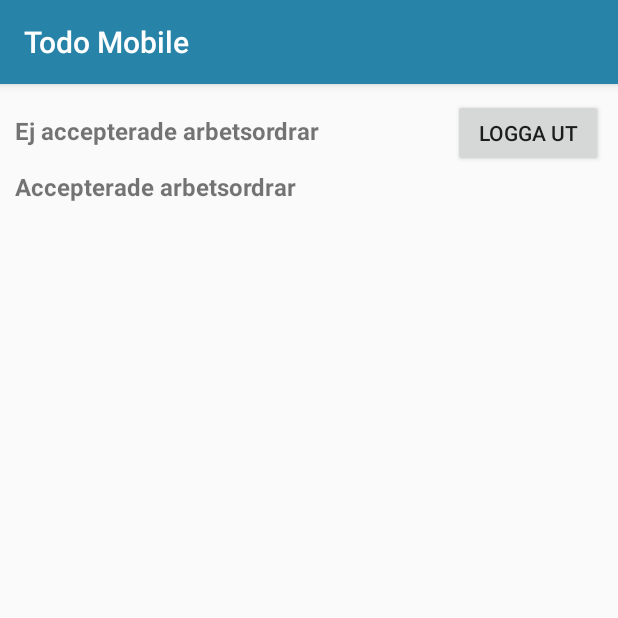
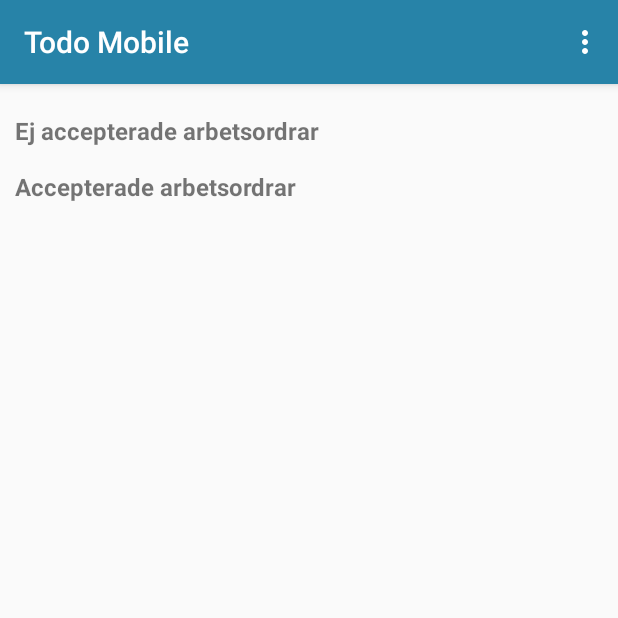
Before and after one commit to HeSingh93/todo-mobileapp, an Android app: the OrderList screen opened directly, with no data from a screen before it, on a phone screen of 412 x 824 dp, the top half of it. Run offline under Robolectric (Android 15) with nearby library versions, the phone set to English and light mode, and no system bars; 3 statements that could not run were skipped.

Commit message:
Create menu with item to log out

```diff
--- a/app/src/main/java/com/example/todomobile/OrderList.java
+++ b/app/src/main/java/com/example/todomobile/OrderList.java
@@ -1,16 +1,21 @@
 package com.example.todomobile;
 
+import androidx.annotation.NonNull;
 import androidx.appcompat.app.AppCompatActivity;
 
 import android.app.Activity;
 import android.content.Intent;
 import android.os.Bundle;
+import android.view.Menu;
+import android.view.MenuInflater;
+import android.view.MenuItem;
 import android.view.View;
 import android.widget.Adapter;
 import android.widget.AdapterView;
 import android.widget.Button;
 import android.widget.ListView;
 import android.widget.TextView;
+import android.widget.Toast;
 
 import com.example.todomobile.models.Employee;
 import com.example.todomobile.models.WorkOrder;
@@ -26,8 +31,6 @@ public class OrderList extends ToDoActivity {
     private ArrayList<WorkOrder> orderListNotAccepted;
     private ArrayList<WorkOrder> orderListAccepted;
 
-    private Button buttonLogOut;
-
     @Override
     protected void onCreate(final Bundle savedInstanceState) {
         super.onCreate(savedInstanceState);
@@ -36,15 +39,6 @@ public class OrderList extends ToDoActivity {
         final Intent intent = getIntent();
         intent.setExtrasClassLoader(WorkOrder.class.getClassLoader());
         orderlistActiveEmployee = intent.getParcelableArrayListExtra(WORKORDER_LIST_MESSAGE);
-
-        buttonLogOut = findViewById(R.id.buttonOrderlistLogout);
-        buttonLogOut.setOnClickListener(new View.OnClickListener() {
-            @Override
-            public void onClick(View v) {
-                startActivity(new Intent(OrderList.this, Login.class));
-
-            }
-        });
 
         orderListAccepted = new ArrayList<>();
         orderListNotAccepted = new ArrayList<>();
@@ -100,4 +94,21 @@ public class OrderList extends ToDoActivity {
             }
         });
     }
+
+    @Override
+    public boolean onCreateOptionsMenu(Menu menu) {
+        MenuInflater inflater = getMenuInflater();
+        inflater.inflate(R.menu.app_menu, menu);
+
+        return true;
+    }
+
+    @Override
+    public boolean onOptionsItemSelected(@NonNull MenuItem item) {
+        switch (item.getItemId()) {
+            case R.id.logout:
+                startActivity(new Intent(OrderList.this, Login.class));
+        }
+        return super.onOptionsItemSelected(item);
+    }
 }
--- a/app/src/main/res/layout/activity_order_list.xml
+++ b/app/src/main/res/layout/activity_order_list.xml
@@ -5,17 +5,6 @@
     android:layout_width="match_parent"
     android:layout_height="match_parent"
     tools:context=".OrderList" >
-
-    <Button
-        android:id="@+id/buttonOrderlistLogout"
-        android:layout_width="100dp"
-        android:layout_height="45dp"
-        android:layout_marginTop="10dp"
-        android:layout_gravity="right"
-        android:layout_marginRight="10dp"
-        android:text="Logga ut"
-        app:layout_constraintEnd_toEndOf="parent"
-        app:layout_constraintTop_toTopOf="parent" />
 
     <LinearLayout
         android:id="@+id/linearlayout2"
--- /dev/null
+++ b/app/src/main/res/menu/app_menu.xml
@@ -0,0 +1,9 @@
+<?xml version="1.0" encoding="utf-8"?>
+<menu xmlns:android="http://schemas.android.com/apk/res/android"
+    xmlns:app="http://schemas.android.com/apk/res-auto">
+
+    <item
+        android:id="@+id/logout"
+        android:title="Logga ut" />
+
+</menu>
```
Also changed, not shown: app/src/main/java/com/example/todomobile/OrderDetail.java (+7 -12 lines), app/src/main/java/com/example/todomobile/TimeAndExpenses.java (+6 -10 lines), app/src/main/res/layout/activity_order_detail.xml (+0 -11 lines), app/src/main/res/layout/activity_time_and_expenses.xml (+0 -11 lines).
